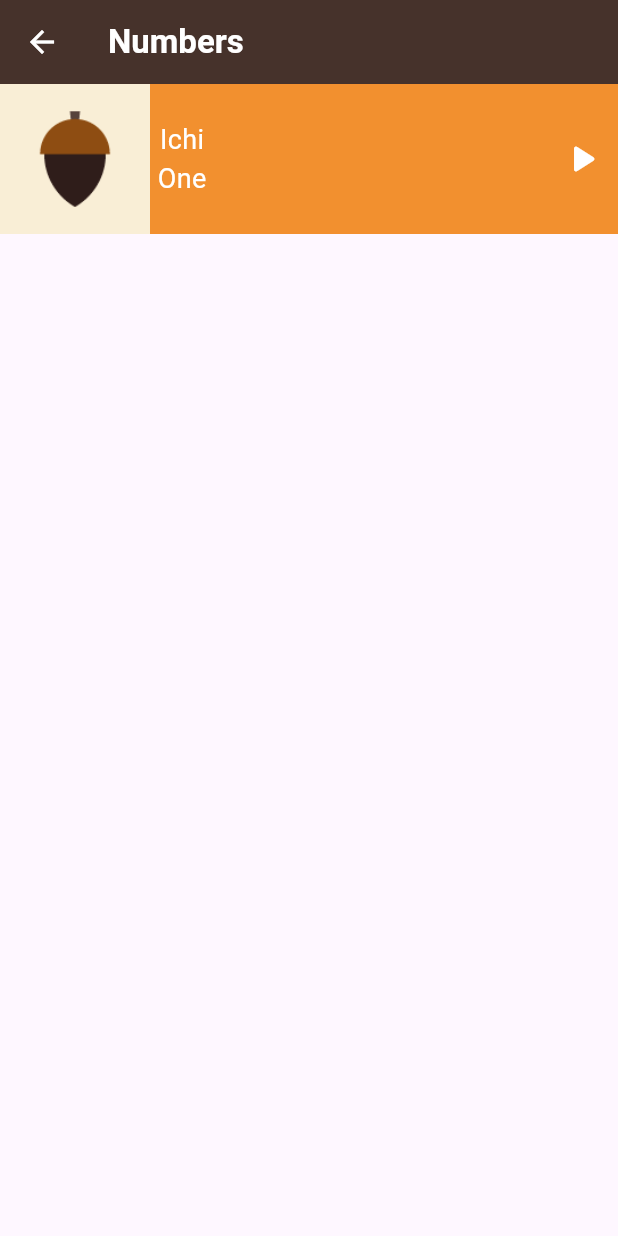
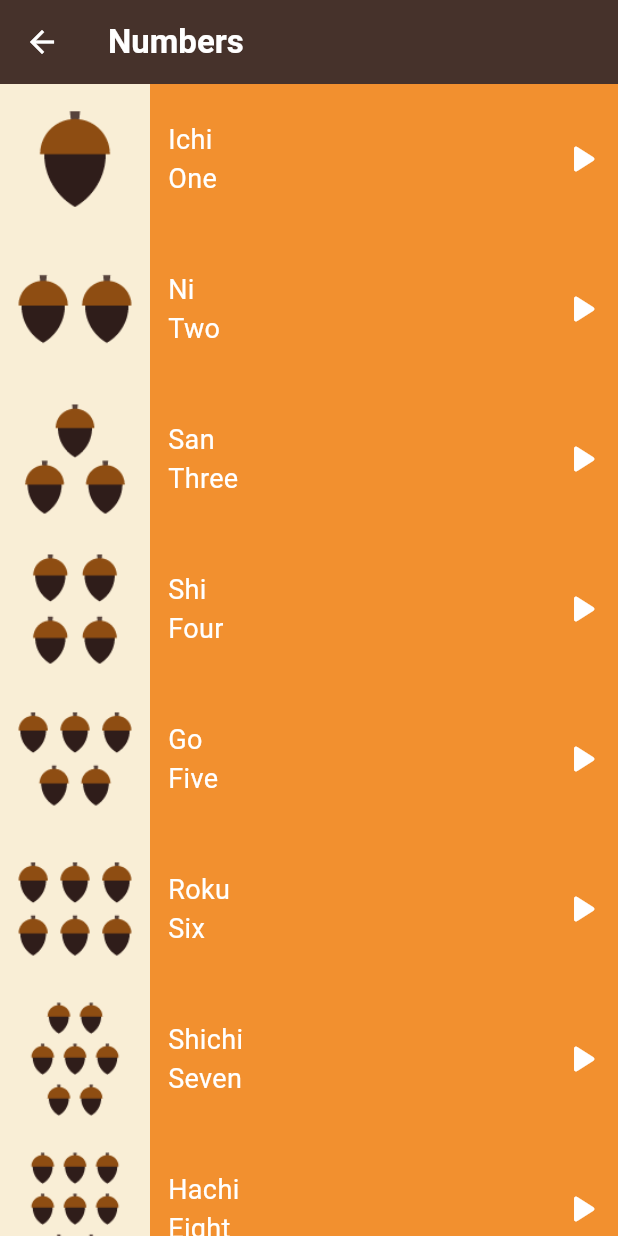
Before and after one commit to Nour-Hagag/toku_app, a Flutter app: the NumbersView screen opened directly, on a phone screen of 412 x 824 dp. Run offline on Flutter 3.47's test engine with Material 3 defaults, Android fonts, the light colour scheme and no system bars; our stand-ins replace audioplayers.

Commit message:
refact numbers view and use sounds

```diff
--- a/lib/models/item.dart
+++ b/lib/models/item.dart
@@ -1,7 +1,19 @@
-class Item {
-  String enName;
-  String jpName;
-  String imegeName;
-  String sound;
-  Item(this.enName, this.jpName, this.imegeName, this.sound);
+import 'package:audioplayers/audioplayers.dart';
+
+class ItemModel {
+  final String enName;
+  final String jpName;
+  final String? image;
+  final String sound;
+
+  const ItemModel({
+    required this.enName,
+    required this.jpName,
+    this.image,
+    required this.sound,
+  });
+  playSound() async {
+    final player = AudioPlayer();
+    await player.play(AssetSource(sound));
+  }
 }
--- a/lib/views/numbers_view.dart
+++ b/lib/views/numbers_view.dart
@@ -1,8 +1,71 @@
 import 'package:flutter/material.dart';
+import 'package:toku/models/item.dart';
+import 'package:toku/widgets/item_info.dart';
 
 class NumbersView extends StatelessWidget {
   const NumbersView({super.key});
-
+  final List<ItemModel> items = const [
+    ItemModel(
+      enName: 'One',
+      jpName: 'Ichi',
+      sound: 'sounds/numbers/number_one_sound.mp3',
+      image: 'assets/images/numbers/number_one.png',
+    ),
+    ItemModel(
+      enName: 'Two',
+      jpName: 'Ni',
+      sound: 'sounds/numbers/number_two_sound.mp3',
+      image: 'assets/images/numbers/number_two.png',
+    ),
+    ItemModel(
+      enName: 'Three',
+      jpName: 'San',
+      sound: 'sounds/numbers/number_three_sound.mp3',
+      image: 'assets/images/numbers/number_three.png',
+    ),
+    ItemModel(
+      enName: 'Four',
+      jpName: 'Shi',
+      sound: 'sounds/numbers/number_four_sound.mp3',
+      image: 'assets/images/numbers/number_four.png',
+    ),
+    ItemModel(
+      enName: 'Five',
+      jpName: 'Go',
+      sound: 'sounds/numbers/number_five_sound.mp3',
+      image: 'assets/images/numbers/number_five.png',
+    ),
+    ItemModel(
+      enName: 'Six',
+      jpName: 'Roku',
+      sound: 'sounds/numbers/number_six_sound.mp3',
+      image: 'assets/images/numbers/number_six.png',
+    ),
+    ItemModel(
+      enName: 'Seven',
+      jpName: 'Shichi',
+      sound: 'sounds/numbers/number_seven_sound.mp3',
+      image: 'assets/images/numbers/number_seven.png',
+    ),
+    ItemModel(
+      enName: 'Eight',
+      jpName: 'Hachi',
+      sound: 'sounds/numbers/number_eight_sound.mp3',
+      image: 'assets/images/numbers/number_eight.png',
+    ),
+    ItemModel(
+      enName: 'Nine',
+      jpName: 'Kyuu',
+      sound: 'sounds/numbers/number_nine_sound.mp3',
+      image: 'assets/images/numbers/number_nine.png',
+    ),
+    ItemModel(
+      enName: 'Ten',
+      jpName: 'Juu',
+      sound: 'sounds/numbers/number_ten_sound.mp3',
+      image: 'assets/images/numbers/number_ten.png',
+    ),
+  ];
   @override
   Widget build(BuildContext context) {
     return Scaffold(
@@ -14,40 +77,11 @@
         ),
         backgroundColor: const Color(0xff46322B),
       ),
-      body: Container(
-        height: 100,
-        color: Color(0xffF2902F),
-        child: Row(
-          children: [
-            Container(
-              height: 100,
-              width: 100,
-              color: Color(0xffF9EED6),
-              child: Image.asset('assets/images/numbers/number_one.png'),
-            ),
-            SizedBox(width: 5),
-            Column(
-              mainAxisAlignment: MainAxisAlignment.center,
-              children: [
-                Text(
-                  'Ichi',
-                  style: TextStyle(color: Colors.white, fontSize: 18),
-                ),
-                Text(
-                  'One',
-                  style: TextStyle(color: Colors.white, fontSize: 18),
-                ),
-              ],
-            ),
-            Spacer(flex: 1),
-            IconButton(
-              color: Colors.white,
-              iconSize: 32,
-              onPressed: () {},
-              icon: Icon(Icons.play_arrow_rounded),
-            ),
-          ],
-        ),
+      body: ListView.builder(
+        itemCount: items.length,
+        itemBuilder: (context, index) {
+          return ItemInfo(item: items[index]);
+        },
       ),
     );
   }
--- /dev/null
+++ b/lib/widgets/item_info.dart
@@ -0,0 +1,50 @@
+import 'package:flutter/material.dart';
+import 'package:toku/models/item.dart';
+
+class ItemInfo extends StatelessWidget {
+  const ItemInfo({super.key, required this.item});
+  final ItemModel item;
+  @override
+  Widget build(BuildContext context) {
+    return Container(
+      height: 100,
+      color: Color(0xffF2902F),
+      child: Row(
+        children: [
+          Container(
+            height: 100,
+            width: 100,
+            color: Color(0xffF9EED6),
+            child: Image.asset(item.image!),
+          ),
+          Padding(
+            padding: const EdgeInsets.only(left: 12),
+            child: Column(
+              mainAxisAlignment: MainAxisAlignment.center,
+              crossAxisAlignment: CrossAxisAlignment.start,
+              children: [
+                Text(
+                  item.jpName,
+                  style: TextStyle(color: Colors.white, fontSize: 18),
+                ),
+                Text(
+                  item.enName,
+                  style: TextStyle(color: Colors.white, fontSize: 18),
+                ),
+              ],
+            ),
+          ),
+          Spacer(flex: 1),
+          IconButton(
+            color: Colors.white,
+            iconSize: 32,
+            onPressed: () {
+              item.playSound();
+            },
+            icon: Icon(Icons.play_arrow_rounded),
+          ),
+        ],
+      ),
+    );
+  }
+}
--- a/pubspec.yaml
+++ b/pubspec.yaml
@@ -61,6 +61,7 @@
   # To add assets to your application, add an assets section, like this:
   assets:
     - assets/images/numbers/
+    - assets/sounds/numbers/
 
   # An image asset can refer to one or more resolution-specific "variants", see
   # https://flutter.dev/to/resolution-aware-images
```
